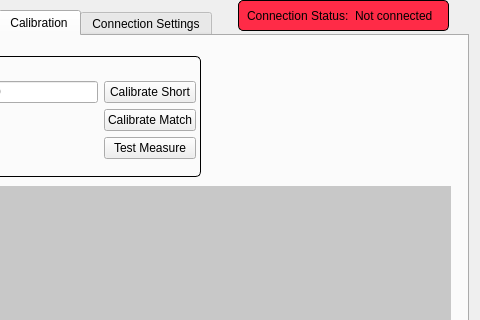
This is mainwindow.ui in ivodovc/antenna-measurement-system-gui as Qt 5 draws it before an edit; both pictures show x 332 to 812 and y 0 to 320 of the 812 by 613 pixel window. The edited form follows.
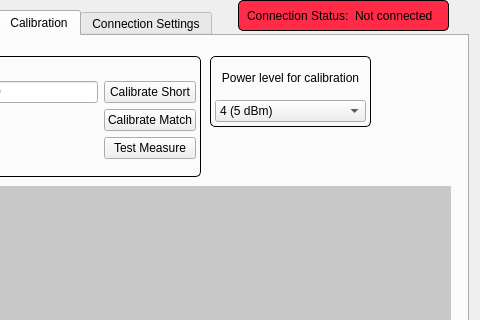
This is the edited form. The open tabs and pages were chosen to show the change. Custom widgets are drawn as their Qt base class.

Commit message: Calibration finished

What changed in the file:
```diff
--- a/mainwindow.ui
+++ b/mainwindow.ui
@@ -1037,6 +1037,70 @@
        <string notr="true">background-color: rgb(200, 200, 200);</string>
       </property>
      </widget>
+     <widget class="QWidget" name="calibrationPowerWidget" native="true">
+      <property name="geometry">
+       <rect>
+        <x>520</x>
+        <y>20</y>
+        <width>161</width>
+        <height>71</height>
+       </rect>
+      </property>
+      <property name="styleSheet">
+       <string notr="true">QWidget#calibrationPowerWidget{
+border-radius: 5px; border: 1px solid white;
+border-color: rgb(0, 0, 0);
+}</string>
+      </property>
+      <layout class="QGridLayout" name="gridLayout_12">
+       <property name="leftMargin">
+        <number>5</number>
+       </property>
+       <property name="topMargin">
+        <number>5</number>
+       </property>
+       <property name="rightMargin">
+        <number>5</number>
+       </property>
+       <property name="bottomMargin">
+        <number>5</number>
+       </property>
+       <item row="1" column="0">
+        <widget class="QComboBox" name="comboBox_3">
+         <item>
+          <property name="text">
+           <string>4 (5 dBm)</string>
+          </property>
+         </item>
+         <item>
+          <property name="text">
+           <string>3 (2 dBm)</string>
+          </property>
+         </item>
+         <item>
+          <property name="text">
+           <string>2 (-1 dBm)</string>
+          </property>
+         </item>
+         <item>
+          <property name="text">
+           <string>1 (-4 dBm)</string>
+          </property>
+         </item>
+        </widget>
+       </item>
+       <item row="0" column="0">
+        <widget class="QLabel" name="label_26">
+         <property name="text">
+          <string>Power level for calibration</string>
+         </property>
+         <property name="alignment">
+          <set>Qt::AlignCenter</set>
+         </property>
+        </widget>
+       </item>
+      </layout>
+     </widget>
     </widget>
     <widget class="QWidget" name="Tab4">
      <attribute name="title">
```
Left out of the diff: 30 changed lines with no effect on the pictures. The commit also changes 17 other files.
